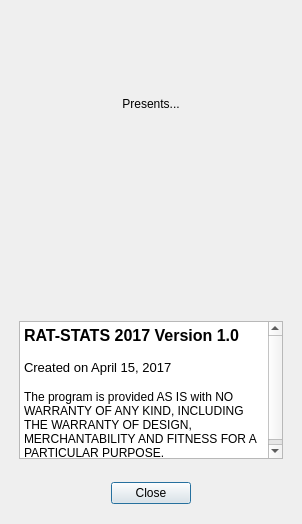
The window that products/RAT-STATS/rstats_ui/src/UIRStatsAbout.ui (cbtek/RStats2017) describes before a commit, drawn with Qt 5.
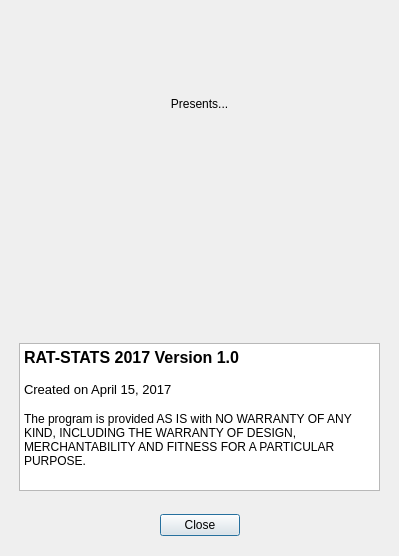
The same window after the commit.

Patch:
```diff
--- a/products/RAT-STATS/rstats_ui/src/UIRStatsAbout.ui
+++ b/products/RAT-STATS/rstats_ui/src/UIRStatsAbout.ui
@@ -6,8 +6,8 @@
    <rect>
     <x>0</x>
     <y>0</y>
-    <width>298</width>
-    <height>524</height>
+    <width>399</width>
+    <height>556</height>
    </rect>
   </property>
   <property name="windowTitle">
@@ -91,25 +91,41 @@
         </widget>
        </item>
        <item>
+        <widget class="QFrame" name="">
+         <property name="sizePolicy">
+          <sizepolicy hsizetype="Preferred" vsizetype="Expanding">
+           <horstretch>0</horstretch>
+           <verstretch>0</verstretch>
+          </sizepolicy>
+         </property>
+         <property name="minimumSize">
+          <size>
+           <width>0</width>
+           <height>220</height>
+          </size>
+         </property>
         <layout class="QHBoxLayout" name="horizontalLayout_4">
+          <property name="spacing">
+           <number>0</number>
+          </property>
          <property name="leftMargin">
-          <number>4</number>
+           <number>0</number>
          </property>
          <property name="topMargin">
-          <number>4</number>
+           <number>0</number>
          </property>
          <property name="rightMargin">
-          <number>4</number>
+           <number>0</number>
          </property>
          <property name="bottomMargin">
-          <number>4</number>
+           <number>0</number>
          </property>
          <item>
           <widget class="QLabel" name="m_lblRStatsLogo">
            <property name="minimumSize">
             <size>
-             <width>256</width>
-             <height>190</height>
+              <width>300</width>
+              <height>200</height>
             </size>
            </property>
            <property name="maximumSize">
@@ -127,6 +143,7 @@
           </widget>
          </item>
         </layout>
+        </widget>
        </item>
        <item>
         <widget class="QTextBrowser" name="textBrowser">
@@ -134,12 +151,12 @@
           <string>&lt;!DOCTYPE HTML PUBLIC &quot;-//W3C//DTD HTML 4.0//EN&quot; &quot;http://www.w3.org/TR/REC-html40/strict.dtd&quot;&gt;
 &lt;html&gt;&lt;head&gt;&lt;meta name=&quot;qrichtext&quot; content=&quot;1&quot; /&gt;&lt;style type=&quot;text/css&quot;&gt;
 p, li { white-space: pre-wrap; }
-&lt;/style&gt;&lt;/head&gt;&lt;body style=&quot; font-family:'MS Shell Dlg 2'; font-size:8.25pt; font-weight:400; font-style:normal;&quot;&gt;
-&lt;p style=&quot; margin-top:0px; margin-bottom:0px; margin-left:0px; margin-right:0px; -qt-block-indent:0; text-indent:0px;&quot;&gt;&lt;span style=&quot; font-size:12pt; font-weight:600;&quot;&gt;RAT-STATS 2017 Version 1.0&lt;/span&gt;&lt;/p&gt;
-&lt;p style=&quot;-qt-paragraph-type:empty; margin-top:0px; margin-bottom:0px; margin-left:0px; margin-right:0px; -qt-block-indent:0; text-indent:0px; font-size:10pt;&quot;&gt;&lt;br /&gt;&lt;/p&gt;
-&lt;p style=&quot; margin-top:0px; margin-bottom:0px; margin-left:0px; margin-right:0px; -qt-block-indent:0; text-indent:0px;&quot;&gt;&lt;span style=&quot; font-size:10pt;&quot;&gt;Created on April 15, 2017&lt;/span&gt;&lt;/p&gt;
-&lt;p style=&quot;-qt-paragraph-type:empty; margin-top:0px; margin-bottom:0px; margin-left:0px; margin-right:0px; -qt-block-indent:0; text-indent:0px; font-size:10pt;&quot;&gt;&lt;br /&gt;&lt;/p&gt;
-&lt;p style=&quot; margin-top:0px; margin-bottom:0px; margin-left:0px; margin-right:0px; -qt-block-indent:0; text-indent:0px;&quot;&gt;&lt;span style=&quot; font-size:9pt;&quot;&gt;The program is provided AS IS with NO WARRANTY OF ANY KIND, INCLUDING THE WARRANTY OF DESIGN, MERCHANTABILITY AND FITNESS FOR A PARTICULAR PURPOSE.&lt;/span&gt;&lt;/p&gt;&lt;/body&gt;&lt;/html&gt;</string>
+&lt;/style&gt;&lt;/head&gt;&lt;body style=&quot; font-family:'Sans'; font-size:10pt; font-weight:400; font-style:normal;&quot;&gt;
+&lt;p style=&quot; margin-top:0px; margin-bottom:0px; margin-left:0px; margin-right:0px; -qt-block-indent:0; text-indent:0px;&quot;&gt;&lt;span style=&quot; font-family:'MS Shell Dlg 2'; font-size:12pt; font-weight:600;&quot;&gt;RAT-STATS 2017 Version 1.0&lt;/span&gt;&lt;/p&gt;
+&lt;p style=&quot;-qt-paragraph-type:empty; margin-top:0px; margin-bottom:0px; margin-left:0px; margin-right:0px; -qt-block-indent:0; text-indent:0px; font-family:'MS Shell Dlg 2';&quot;&gt;&lt;br /&gt;&lt;/p&gt;
+&lt;p style=&quot; margin-top:0px; margin-bottom:0px; margin-left:0px; margin-right:0px; -qt-block-indent:0; text-indent:0px;&quot;&gt;&lt;span style=&quot; font-family:'MS Shell Dlg 2';&quot;&gt;Created on April 15, 2017&lt;/span&gt;&lt;/p&gt;
+&lt;p style=&quot;-qt-paragraph-type:empty; margin-top:0px; margin-bottom:0px; margin-left:0px; margin-right:0px; -qt-block-indent:0; text-indent:0px; font-family:'MS Shell Dlg 2';&quot;&gt;&lt;br /&gt;&lt;/p&gt;
+&lt;p style=&quot; margin-top:0px; margin-bottom:0px; margin-left:0px; margin-right:0px; -qt-block-indent:0; text-indent:0px;&quot;&gt;&lt;span style=&quot; font-family:'MS Shell Dlg 2'; font-size:9pt;&quot;&gt;The program is provided AS IS with NO WARRANTY OF ANY KIND, INCLUDING THE WARRANTY OF DESIGN, MERCHANTABILITY AND FITNESS FOR A PARTICULAR PURPOSE.&lt;/span&gt;&lt;/p&gt;&lt;/body&gt;&lt;/html&gt;</string>
          </property>
         </widget>
        </item>
```
Lines whose indentation alone changed are shown as unchanged.
